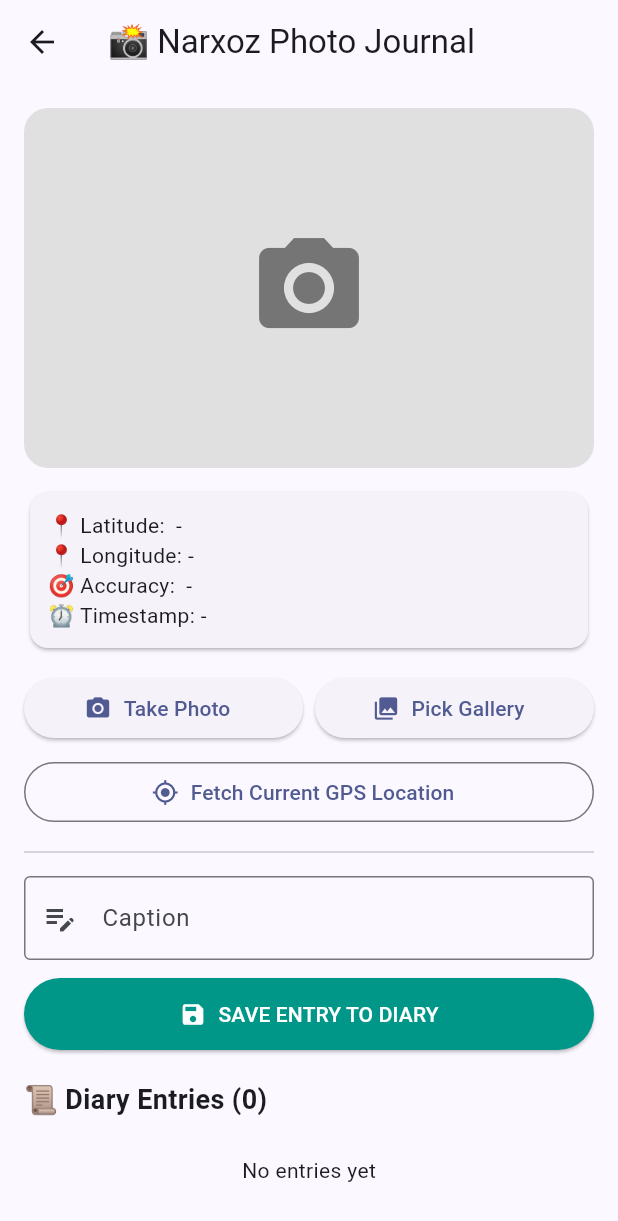
After one commit to aidosonalbayev-arch/ios-development, a Flutter app: the PhotoDiaryScreen screen opened directly, after a tap on "Take Photo", on a phone screen of 412 x 824 dp. The commit adds this screen. Shown: the top 1221 px of the screen. Run offline on Flutter 3.47's test engine with Material 3 defaults, Android fonts, the phone set to English and light mode, and no system bars; our stand-ins replace equatable, flutter_bloc, geolocator, go_router, image_picker, shared_preferences; accounts and stored records are empty.

Commit message:
lab-13 finished

```diff
--- a/lib/project/main.dart
+++ b/lib/project/main.dart
@@ -10,6 +10,7 @@ import 'models/app_settings.dart';
 import 'models/place.dart';
 import 'screens/cart_screen.dart';
 import 'screens/login_screen.dart';
+import 'screens/photo_diary_screen.dart';
 import 'screens/place_detail_screen.dart';
 import 'screens/register_screen.dart';
 import 'screens/root_screen.dart';
@@ -50,6 +51,11 @@ final _router = GoRouter(
       },
     ),
     GoRoute(path: '/cart', builder: (context, state) => const CartScreen()),
+    // LW13: суретті күнделік
+    GoRoute(
+      path: '/diary',
+      builder: (context, state) => const PhotoDiaryScreen(),
+    ),
     GoRoute(
       path: '/register',
       builder: (context, state) => const RegisterScreen(),
--- /dev/null
+++ b/lib/project/models/diary_entry.dart
@@ -0,0 +1,36 @@
+// Күнделіктің бір жазбасы: сурет, жазу, координата, уақыт
+class DiaryEntry {
+  final String photoPath;
+  final String caption;
+  final double latitude;
+  final double longitude;
+  final String time;
+
+  DiaryEntry({
+    required this.photoPath,
+    required this.caption,
+    required this.latitude,
+    required this.longitude,
+    required this.time,
+  });
+
+  Map<String, dynamic> toJson() {
+    return {
+      'photoPath': photoPath,
+      'caption': caption,
+      'latitude': latitude,
+      'longitude': longitude,
+      'time': time,
+    };
+  }
+
+  factory DiaryEntry.fromJson(Map<String, dynamic> json) {
+    return DiaryEntry(
+      photoPath: json['photoPath'] ?? '',
+      caption: json['caption'] ?? '',
+      latitude: (json['latitude'] ?? 0).toDouble(),
+      longitude: (json['longitude'] ?? 0).toDouble(),
+      time: json['time'] ?? '',
+    );
+  }
+}
--- /dev/null
+++ b/lib/project/screens/photo_diary_screen.dart
@@ -0,0 +1,360 @@
+import 'dart:convert';
+import 'dart:io';
+
+import 'package:flutter/foundation.dart';
+import 'package:flutter/material.dart';
+import 'package:geolocator/geolocator.dart';
+import 'package:image_picker/image_picker.dart';
+import 'package:shared_preferences/shared_preferences.dart';
+
+import '../models/diary_entry.dart';
+
+const String diaryKey = 'photo_diary';
+
+class PhotoDiaryScreen extends StatefulWidget {
+  const PhotoDiaryScreen({super.key});
+
+  @override
+  State<PhotoDiaryScreen> createState() => _PhotoDiaryScreenState();
+}
+
+class _PhotoDiaryScreenState extends State<PhotoDiaryScreen> {
+  final ImagePicker picker = ImagePicker();
+  final captionController = TextEditingController();
+
+  String? photoPath; // таңдалған суреттің жолы
+  Position? position; // GPS нәтижесі
+  String timeText = '-';
+  bool isLoadingGps = false;
+
+  List<DiaryEntry> entries = [];
+
+  @override
+  void initState() {
+    super.initState();
+    loadEntries();
+  }
+
+  @override
+  void dispose() {
+    captionController.dispose();
+    super.dispose();
+  }
+
+  void showMessage(String text) {
+    ScaffoldMessenger.of(context).showSnackBar(SnackBar(content: Text(text)));
+  }
+
+  // Уақытты "2026-11-24 14:30:15" түрінде жазамыз
+  String formatTime(DateTime t) {
+    String two(int n) => n.toString().padLeft(2, '0');
+    return '${t.year}-${two(t.month)}-${two(t.day)} '
+        '${two(t.hour)}:${two(t.minute)}:${two(t.second)}';
+  }
+
+  // ---------- Task 2: Камера / Галерея ----------
+  Future<void> pickPhoto(ImageSource source) async {
+    try {
+      XFile? file = await picker.pickImage(
+        source: source,
+        imageQuality: 80, // сапасы 80%
+        maxWidth: 1080, // ені 1080 px-тен аспайды
+      );
+
+      // Пайдаланушы ештеңе таңдамай жапса
+      if (file == null || !mounted) return;
+
+      setState(() {
+        photoPath = file.path;
+        timeText = formatTime(DateTime.now());
+      });
+
+      // Сурет түскеннен кейін GPS-ті автоматты түрде аламыз
+      fetchLocation();
+    } catch (e) {
+      if (!mounted) return;
+      // Мысалы, камераға рұқсат берілмесе
+      showMessage('Could not open camera/gallery. Check permissions.');
+    }
+  }
+
+  // ---------- Task 1 + 3: GPS ----------
+  Future<void> fetchLocation() async {
+    // 1) GPS қосулы ма?
+    bool serviceEnabled = await Geolocator.isLocationServiceEnabled();
+    if (!serviceEnabled) {
+      if (!mounted) return;
+      ScaffoldMessenger.of(context).showSnackBar(
+        SnackBar(
+          content: const Text('GPS is turned off. Please enable it.'),
+          action: SnackBarAction(
+            label: 'Settings',
+            onPressed: () => Geolocator.openLocationSettings(),
+          ),
+        ),
+      );
+      return;
+    }
+
+    // 2) Рұқсатты тексереміз, жоқ болса сұраймыз
+    LocationPermission permission = await Geolocator.checkPermission();
+    if (permission == LocationPermission.denied) {
+      permission = await Geolocator.requestPermission();
+    }
+
+    if (!mounted) return;
+    if (permission == LocationPermission.denied) {
+      showMessage('Location permission denied');
+      return;
+    }
+
+    // "Don't ask again" басылса - тек Settings арқылы қосуға болады
+    if (permission == LocationPermission.deniedForever) {
+      if (!mounted) return;
+      ScaffoldMessenger.of(context).showSnackBar(
+        SnackBar(
+          content: const Text('Permission denied forever. Open app settings.'),
+          action: SnackBarAction(
+            label: 'Settings',
+            onPressed: () => Geolocator.openAppSettings(),
+          ),
+        ),
+      );
+      return;
+    }
+
+    // 3) Позицияны аламыз, бұл кезде спиннер көрсетеміз
+    setState(() {
+      isLoadingGps = true;
+    });
+
+    try {
+      // desiredAccuracy: LocationAccuracy.high - жаңа нұсқада осылай жазылады
+      Position pos = await Geolocator.getCurrentPosition(
+        locationSettings: const LocationSettings(
+          accuracy: LocationAccuracy.high,
+        ),
+      );
+      if (!mounted) return;
+      setState(() {
+        position = pos;
+        timeText = formatTime(DateTime.now());
+      });
+    } catch (e) {
+      if (mounted) showMessage('Could not get location');
+    }
+
+    if (!mounted) return;
+    setState(() {
+      isLoadingGps = false;
+    });
+  }
+
+  // ---------- Task 4: Күнделік ----------
+  Future<void> loadEntries() async {
+    final prefs = await SharedPreferences.getInstance();
+    String? json = prefs.getString(diaryKey);
+    if (json == null || !mounted) return;
+
+    List<dynamic> list = jsonDecode(json);
+    List<DiaryEntry> saved = [];
+    for (var item in list) {
+      saved.add(DiaryEntry.fromJson(item));
+    }
+    setState(() {
+      entries = saved;
+    });
+  }
+
+  Future<void> saveEntries() async {
+    List<Map<String, dynamic>> list = [];
+    for (var entry in entries) {
+      list.add(entry.toJson());
+    }
+    final prefs = await SharedPreferences.getInstance();
+    await prefs.setString(diaryKey, jsonEncode(list));
+  }
+
+  void saveEntry() {
+    if (photoPath == null) {
+      showMessage('Take or pick a photo first');
+      return;
+    }
+    if (position == null) {
+      showMessage('Fetch GPS location first');
+      return;
+    }
+
+    String caption = captionController.text.trim();
+    if (caption.isEmpty) {
+      caption = 'No caption';
+    }
+
+    DiaryEntry entry = DiaryEntry(
+      photoPath: photoPath!,
+      caption: caption,
+      latitude: position!.latitude,
+      longitude: position!.longitude,
+      time: timeText,
+    );
+
+    setState(() {
+      entries.insert(0, entry); // жаңасы ең үстінде
+      photoPath = null;
+      position = null;
+      timeText = '-';
+    });
+    captionController.clear();
+    saveEntries();
+    showMessage('Entry saved to diary');
+  }
+
+  void deleteEntry(int index) {
+    setState(() {
+      entries.removeAt(index);
+    });
+    saveEntries();
+  }
+
+  // Web-те Image.file жұмыс істемейді, сондықтан Image.network қолданамыз
+  Widget buildImage(String path, double size) {
+    if (kIsWeb) {
+      return Image.network(path, width: size, height: size, fit: BoxFit.cover);
+    }
+    return Image.file(File(path), width: size, height: size, fit: BoxFit.cover);
+  }
+
+  Widget buildPreview() {
+    return ClipRRect(
+      borderRadius: BorderRadius.circular(16),
+      child: Container(
+        height: 240,
+        width: double.infinity,
+        color: Colors.grey.shade300,
+        child: photoPath == null
+            ? Icon(Icons.camera_alt, size: 80, color: Colors.grey.shade600)
+            : buildImage(photoPath!, double.infinity),
+      ),
+    );
+  }
+
+  Widget buildInfo() {
+    String lat = '-';
+    String lng = '-';
+    String acc = '-';
+    if (position != null) {
+      lat = position!.latitude.toStringAsFixed(6);
+      lng = position!.longitude.toStringAsFixed(6);
+      acc = '± ${position!.accuracy.toStringAsFixed(1)} m';
+    }
+
+    return Card(
+      child: Padding(
+        padding: const EdgeInsets.all(12),
+        child: Column(
+          crossAxisAlignment: CrossAxisAlignment.start,
+          children: [
+            Text('📍 Latitude:  $lat'),
+            Text('📍 Longitude: $lng'),
+            Text('🎯 Accuracy:  $acc'),
+            Text('⏰ Timestamp: $timeText'),
+          ],
+        ),
+      ),
+    );
+  }
+
+  @override
+  Widget build(BuildContext context) {
+    return Scaffold(
+      appBar: AppBar(title: const Text('📸 Narxoz Photo Journal')),
+      body: ListView(
+        padding: const EdgeInsets.all(16),
+        children: [
+          buildPreview(),
+          const SizedBox(height: 12),
+          buildInfo(),
+          const SizedBox(height: 12),
+          Row(
+            children: [
+              Expanded(
+                child: ElevatedButton.icon(
+                  onPressed: () => pickPhoto(ImageSource.camera),
+                  icon: const Icon(Icons.camera_alt),
+                  label: const Text('Take Photo'),
+                ),
+              ),
+              const SizedBox(width: 8),
+              Expanded(
+                child: ElevatedButton.icon(
+                  onPressed: () => pickPhoto(ImageSource.gallery),
+                  icon: const Icon(Icons.photo_library),
+                  label: const Text('Pick Gallery'),
+                ),
+              ),
+            ],
+          ),
+          const SizedBox(height: 8),
+          isLoadingGps
+              ? const Center(child: CircularProgressIndicator())
+              : OutlinedButton.icon(
+                  onPressed: fetchLocation,
+                  icon: const Icon(Icons.my_location),
+                  label: const Text('Fetch Current GPS Location'),
+                ),
+          const Divider(height: 32),
+          TextField(
+            controller: captionController,
+            decoration: const InputDecoration(
+              labelText: 'Caption',
+              prefixIcon: Icon(Icons.edit_note),
+              border: OutlineInputBorder(),
+            ),
+          ),
+          const SizedBox(height: 12),
+          ElevatedButton.icon(
+            onPressed: saveEntry,
+            icon: const Icon(Icons.save),
+            label: const Text('SAVE ENTRY TO DIARY'),
+            style: ElevatedButton.styleFrom(
+              backgroundColor: Colors.teal,
+              foregroundColor: Colors.white,
+              padding: const EdgeInsets.symmetric(vertical: 14),
+            ),
+          ),
+          const SizedBox(height: 20),
+          Text(
+            '📜 Diary Entries (${entries.length})',
+            style: const TextStyle(fontSize: 18, fontWeight: FontWeight.bold),
+          ),
+          const SizedBox(height: 8),
+          if (entries.isEmpty)
+            const Padding(
+              padding: EdgeInsets.all(16),
+              child: Center(child: Text('No entries yet')),
+            ),
+          for (int i = 0; i < entries.length; i++)
+            Card(
+              child: ListTile(
+                leading: ClipRRect(
+                  borderRadius: BorderRadius.circular(8),
+                  child: buildImage(entries[i].photoPath, 56),
+                ),
+                title: Text(entries[i].caption),
+                subtitle: Text(
+                  '${entries[i].latitude.toStringAsFixed(4)}° N, '
+                  '${entries[i].longitude.toStringAsFixed(4)}° E\n'
+                  '${entries[i].time}',
+                ),
+                isThreeLine: true,
+                trailing: IconButton(
+                  icon: const Icon(Icons.delete_outline, color: Colors.red),
+                  onPressed: () => deleteEntry(i),
+                ),
+              ),
+            ),
+        ],
+      ),
+    );
+  }
+}
--- a/lib/project/screens/root_screen.dart
+++ b/lib/project/screens/root_screen.dart
@@ -85,6 +85,12 @@ class _RootScreenState extends State<RootScreen> {
                 });
               },
             ),
+          // LW13: Photo Diary экранын ашады
+          IconButton(
+            tooltip: 'Photo Diary',
+            icon: const Icon(Icons.camera_alt),
+            onPressed: () => context.push('/diary'),
+          ),
           // Себет өзгерсе, тек осы батырма қайта сызылады
           BlocBuilder<CartBloc, CartState>(
             builder: (context, cart) {
--- a/pubspec.yaml
+++ b/pubspec.yaml
@@ -43,6 +43,8 @@ dependencies:
   shared_preferences: ^2.2.2
   flutter_bloc: ^8.1.3
   equatable: ^2.0.5
+  image_picker: ^1.2.4
+  geolocator: ^14.1.2
 
 dev_dependencies:
   flutter_test:
```
Also changed, not shown: pubspec.lock, 7 other files.
